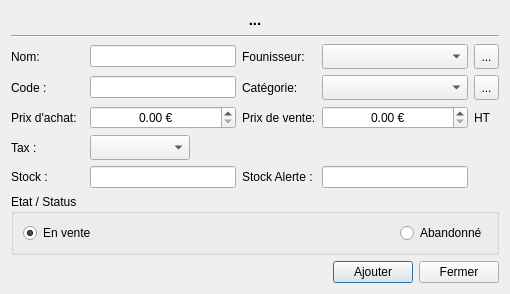
Old version of the form src/dialogproduct.ui in the repository cfdev/mcercle.
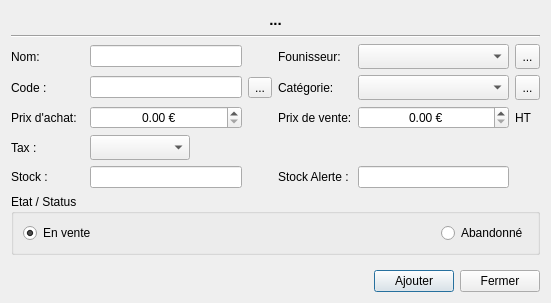
New version of the form. Icons and pictures are not drawn.

```diff
--- a/src/dialogproduct.ui
+++ b/src/dialogproduct.ui
@@ -6,8 +6,8 @@
    <rect>
     <x>0</x>
     <y>0</y>
-    <width>510</width>
-    <height>292</height>
+    <width>551</width>
+    <height>303</height>
    </rect>
   </property>
   <property name="minimumSize">
@@ -55,85 +55,76 @@
      </item>
      <item>
       <layout class="QGridLayout" name="gridLayout">
-       <item row="7" column="1">
-        <widget class="QLabel" name="label_5">
+       <item row="1" column="6">
+        <widget class="QToolButton" name="toolButton_editCategorie">
+         <property name="minimumSize">
+          <size>
+           <width>25</width>
+           <height>25</height>
+          </size>
+         </property>
+         <property name="toolTip">
+          <string>Editer les catégories</string>
+         </property>
          <property name="text">
-          <string>Stock :</string>
+          <string>...</string>
          </property>
+         <property name="icon">
+          <iconset resource="../ressources.qrc">
+           <normaloff>:/app/Edit</normaloff>:/app/Edit</iconset>
+         </property>
         </widget>
        </item>
-       <item row="7" column="2">
-        <widget class="QLineEdit" name="lineEdit_stock">
+       <item row="2" column="4">
+        <widget class="QLabel" name="label_3">
+         <property name="text">
+          <string>Prix de vente:</string>
+         </property>
+        </widget>
+       </item>
+       <item row="0" column="6">
+        <widget class="QToolButton" name="toolButton_editProvider">
          <property name="minimumSize">
           <size>
-           <width>100</width>
-           <height>0</height>
+           <width>25</width>
+           <height>25</height>
           </size>
          </property>
-         <property name="maximumSize">
-          <size>
-           <width>16777215</width>
-           <height>16777215</height>
-          </size>
+         <property name="toolTip">
+          <string>Editer les fournisseurs</string>
          </property>
-         <property name="inputMask">
-          <string/>
-         </property>
          <property name="text">
-          <string/>
+          <string>...</string>
          </property>
-         <property name="maxLength">
-          <number>5</number>
+         <property name="icon">
+          <iconset resource="../ressources.qrc">
+           <normaloff>:/app/Edit</normaloff>:/app/Edit</iconset>
          </property>
-         <property name="alignment">
-          <set>Qt::AlignCenter</set>
-         </property>
         </widget>
        </item>
-       <item row="7" column="3">
+       <item row="4" column="4">
         <widget class="QLabel" name="label_6">
          <property name="text">
           <string>Stock Alerte :</string>
          </property>
         </widget>
        </item>
-       <item row="7" column="4">
-        <widget class="QLineEdit" name="lineEdit_stockAlert">
-         <property name="minimumSize">
-          <size>
-           <width>100</width>
-           <height>0</height>
-          </size>
-         </property>
-         <property name="maximumSize">
-          <size>
-           <width>16777215</width>
-           <height>16777215</height>
-          </size>
-         </property>
-         <property name="inputMask">
-          <string/>
-         </property>
+       <item row="0" column="4">
+        <widget class="QLabel" name="label_2">
          <property name="text">
-          <string/>
-         </property>
-         <property name="maxLength">
-          <number>5</number>
-         </property>
-         <property name="alignment">
-          <set>Qt::AlignCenter</set>
+          <string>Founisseur: </string>
          </property>
         </widget>
        </item>
-       <item row="6" column="1">
+       <item row="3" column="1">
         <widget class="QLabel" name="label_titletax">
          <property name="text">
           <string>Tax :</string>
          </property>
         </widget>
        </item>
-       <item row="6" column="2">
-        <widget class="QComboBox" name="comboBox_tax">
+       <item row="0" column="5">
+        <widget class="QComboBox" name="comboBox_providers">
          <property name="minimumSize">
           <size>
            <width>100</width>
@@ -142,34 +133,71 @@
          </property>
          <property name="maximumSize">
           <size>
-           <width>100</width>
+           <width>16777215</width>
            <height>16777215</height>
           </size>
          </property>
         </widget>
        </item>
-       <item row="5" column="1">
+       <item row="2" column="1">
         <widget class="QLabel" name="label_7">
          <property name="text">
           <string>Prix d'achat:  </string>
          </property>
         </widget>
        </item>
-       <item row="5" column="3">
-        <widget class="QLabel" name="label_3">
-         <property name="text">
-          <string>Prix de vente:</string>
+       <item row="3" column="2">
+        <widget class="QComboBox" name="comboBox_tax">
+         <property name="minimumSize">
+          <size>
+           <width>100</width>
+           <height>25</height>
+          </size>
+         </property>
+         <property name="maximumSize">
+          <size>
+           <width>100</width>
+           <height>16777215</height>
+          </size>
          </property>
         </widget>
        </item>
-       <item row="4" column="1">
-        <widget class="QLabel" name="label">
+       <item row="2" column="6">
+        <widget class="QLabel" name="label_tax">
          <property name="text">
-          <string>Code :</string>
+          <string>HT</string>
          </property>
         </widget>
        </item>
        <item row="4" column="2">
+        <widget class="QLineEdit" name="lineEdit_stock">
+         <property name="minimumSize">
+          <size>
+           <width>100</width>
+           <height>0</height>
+          </size>
+         </property>
+         <property name="maximumSize">
+          <size>
+           <width>16777215</width>
+           <height>16777215</height>
+          </size>
+         </property>
+         <property name="inputMask">
+          <string/>
+         </property>
+         <property name="text">
+          <string/>
+         </property>
+         <property name="maxLength">
+          <number>5</number>
+         </property>
+         <property name="alignment">
+          <set>Qt::AlignCenter</set>
+         </property>
+        </widget>
+       </item>
+       <item row="1" column="2">
         <widget class="QLineEdit" name="lineEdit_code">
          <property name="minimumSize">
           <size>
@@ -188,57 +216,40 @@
          </property>
         </widget>
        </item>
-       <item row="4" column="3">
-        <widget class="QLabel" name="label_8">
-         <property name="text">
-          <string>Catégorie: </string>
-         </property>
-        </widget>
-       </item>
-       <item row="4" column="4">
-        <widget class="QComboBox" name="comboBox_categories">
-         <property name="minimumSize">
-          <size>
-           <width>100</width>
-           <height>25</height>
-          </size>
-         </property>
-         <property name="maximumSize">
-          <size>
-           <width>16777215</width>
-           <height>16777215</height>
-          </size>
-         </property>
-        </widget>
-       </item>
-       <item row="4" column="5">
-        <widget class="QToolButton" name="toolButton_editCategorie">
-         <property name="minimumSize">
-          <size>
-           <width>25</width>
-           <height>25</height>
-          </size>
-         </property>
-         <property name="toolTip">
-          <string>Editer les catégories</string>
-         </property>
-         <property name="text">
-          <string>...</string>
-         </property>
-         <property name="icon">
-          <iconset resource="../ressources.qrc">
-           <normaloff>:/app/Edit</normaloff>:/app/Edit</iconset>
-         </property>
-        </widget>
-       </item>
-       <item row="3" column="1">
+       <item row="0" column="1">
         <widget class="QLabel" name="label_9">
          <property name="text">
           <string>Nom: </string>
          </property>
         </widget>
        </item>
-       <item row="3" column="2">
+       <item row="2" column="5">
+        <widget class="QDoubleSpinBox" name="doubleSpinBox_price">
+         <property name="alignment">
+          <set>Qt::AlignCenter</set>
+         </property>
+         <property name="suffix">
+          <string> €</string>
+         </property>
+         <property name="maximum">
+          <double>999999.000000000000000</double>
+         </property>
+        </widget>
+       </item>
+       <item row="2" column="2">
+        <widget class="QDoubleSpinBox" name="doubleSpinBox_buyingPrice">
+         <property name="alignment">
+          <set>Qt::AlignCenter</set>
+         </property>
+         <property name="suffix">
+          <string> €</string>
+         </property>
+         <property name="maximum">
+          <double>999999.000000000000000</double>
+         </property>
+        </widget>
+       </item>
+       <item row="0" column="2">
         <widget class="QLineEdit" name="lineEdit_description">
          <property name="minimumSize">
           <size>
@@ -257,15 +268,8 @@
          </property>
         </widget>
        </item>
-       <item row="3" column="3">
-        <widget class="QLabel" name="label_2">
-         <property name="text">
-          <string>Founisseur: </string>
-         </property>
-        </widget>
-       </item>
-       <item row="3" column="4">
-        <widget class="QComboBox" name="comboBox_providers">
+       <item row="1" column="5">
+        <widget class="QComboBox" name="comboBox_categories">
          <property name="minimumSize">
           <size>
            <width>100</width>
@@ -280,56 +284,66 @@
          </property>
         </widget>
        </item>
-       <item row="3" column="5">
-        <widget class="QToolButton" name="toolButton_editProvider">
+       <item row="4" column="5">
+        <widget class="QLineEdit" name="lineEdit_stockAlert">
          <property name="minimumSize">
           <size>
-           <width>25</width>
-           <height>25</height>
+           <width>100</width>
+           <height>0</height>
           </size>
          </property>
+         <property name="maximumSize">
+          <size>
+           <width>16777215</width>
+           <height>16777215</height>
+          </size>
+         </property>
+         <property name="inputMask">
+          <string/>
+         </property>
+         <property name="text">
+          <string/>
+         </property>
+         <property name="maxLength">
+          <number>5</number>
+         </property>
+         <property name="alignment">
+          <set>Qt::AlignCenter</set>
+         </property>
+        </widget>
+       </item>
+       <item row="1" column="4">
+        <widget class="QLabel" name="label_8">
+         <property name="text">
+          <string>Catégorie: </string>
+         </property>
+        </widget>
+       </item>
+       <item row="4" column="1">
+        <widget class="QLabel" name="label_5">
+         <property name="text">
+          <string>Stock :</string>
+         </property>
+        </widget>
+       </item>
+       <item row="1" column="1">
+        <widget class="QLabel" name="label">
+         <property name="text">
+          <string>Code :</string>
+         </property>
+        </widget>
+       </item>
+       <item row="1" column="3">
+        <widget class="QToolButton" name="toolButton_autoCode">
          <property name="toolTip">
-          <string>Editer les fournisseurs</string>
+          <string>Générer un code</string>
          </property>
          <property name="text">
           <string>...</string>
          </property>
          <property name="icon">
           <iconset resource="../ressources.qrc">
-           <normaloff>:/app/Edit</normaloff>:/app/Edit</iconset>
-         </property>
-        </widget>
-       </item>
-       <item row="5" column="5">
-        <widget class="QLabel" name="label_tax">
-         <property name="text">
-          <string>HT</string>
-         </property>
-        </widget>
-       </item>
-       <item row="5" column="2">
-        <widget class="QDoubleSpinBox" name="doubleSpinBox_buyingPrice">
-         <property name="alignment">
-          <set>Qt::AlignCenter</set>
-         </property>
-         <property name="suffix">
-          <string> €</string>
-         </property>
-         <property name="maximum">
-          <double>999999.000000000000000</double>
-         </property>
-        </widget>
-       </item>
-       <item row="5" column="4">
-        <widget class="QDoubleSpinBox" name="doubleSpinBox_price">
-         <property name="alignment">
-          <set>Qt::AlignCenter</set>
-         </property>
-         <property name="suffix">
-          <string> €</string>
-         </property>
-         <property name="maximum">
-          <double>999999.000000000000000</double>
+           <normaloff>:/app/config</normaloff>:/app/config</iconset>
          </property>
         </widget>
        </item>
```
Left out of the diff: 11 changed lines with no effect on the pictures.
